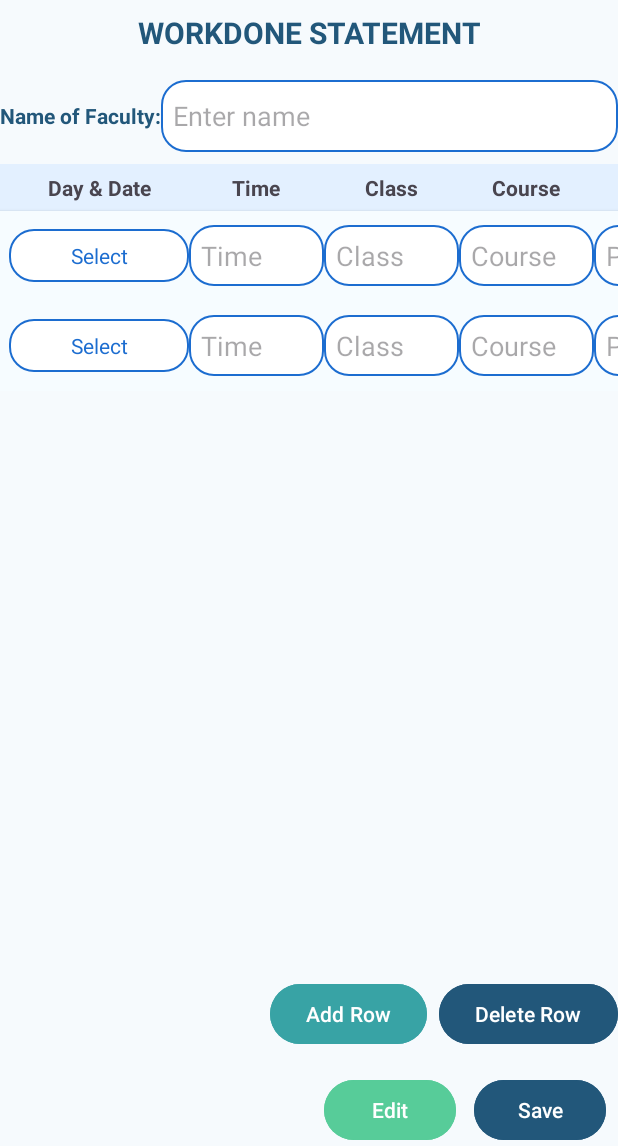
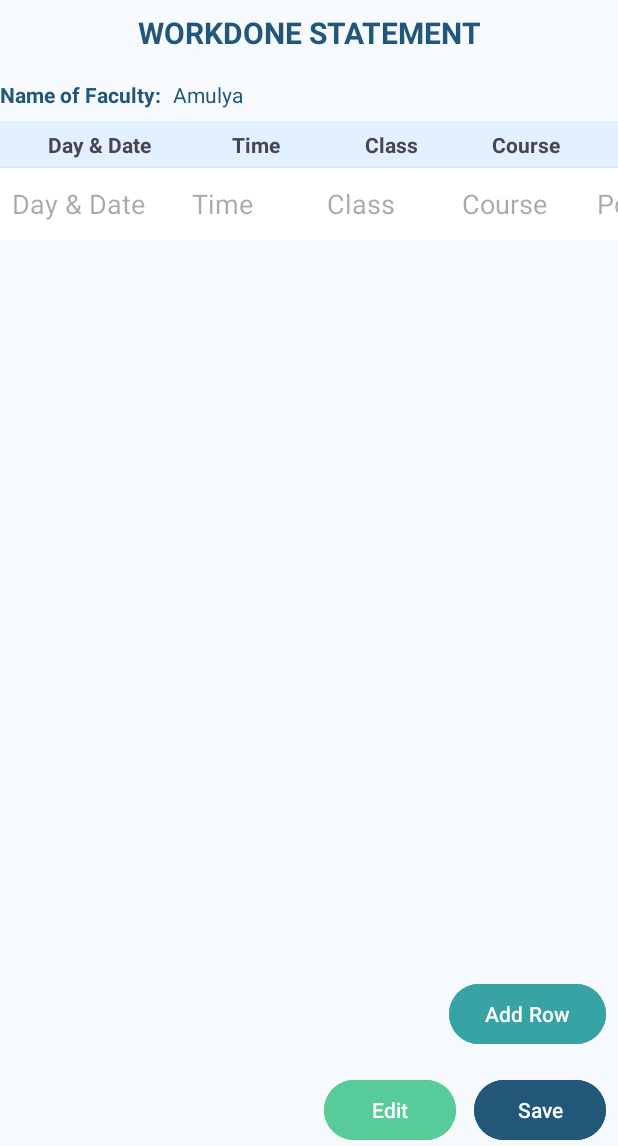
Before and after one commit to Amulya-R3008/Digital-Work-Diary, an Android app: the WorkDoneActivity screen opened directly, with no data from a screen before it, after a tap on "Edit", on a phone screen of 412 x 824 dp, the part 90-1236 px from its top. Run offline under Robolectric (Android 15) with nearby library versions, the phone set to English and light mode, and no system bars; 2 other taps on this screen came first.

Commit message:
design workdone

```diff
--- a/app/src/main/java/com/example/workdiary/WorkDoneActivity.java
+++ b/app/src/main/java/com/example/workdiary/WorkDoneActivity.java
@@ -1,16 +1,18 @@
 package com.example.workdiary;
 
 import android.os.Bundle;
+import android.view.View;
+import android.widget.Button;
+import android.widget.Toast;
 import androidx.appcompat.app.AppCompatActivity;
 import androidx.recyclerview.widget.LinearLayoutManager;
 import androidx.recyclerview.widget.RecyclerView;
-import android.widget.*;
-
 import java.util.*;
 
 public class WorkDoneActivity extends AppCompatActivity {
     private List<WorkdoneRow> rowList = new ArrayList<>();
     private WorkdoneAdapter adapter;
+    private boolean isEditMode = false;
 
     @Override
     protected void onCreate(Bundle savedInstanceState) {
@@ -19,29 +21,43 @@ public class WorkDoneActivity extends AppCompatActivity {
 
         RecyclerView rv = findViewById(R.id.rv_workdone);
         rv.setLayoutManager(new LinearLayoutManager(this));
-        adapter = new WorkdoneAdapter(rowList, pos -> {
-            rowList.remove(pos);
-            adapter.notifyItemRemoved(pos);
+        adapter = new WorkdoneAdapter(rowList, position -> {
+            rowList.remove(position);
+            adapter.notifyItemRemoved(position);
         });
         rv.setAdapter(adapter);
 
-        findViewById(R.id.btn_add_row).setOnClickListener(v -> {
-            rowList.add(new WorkdoneRow());
-            adapter.notifyItemInserted(rowList.size() - 1);
+        Button btnAddRow = findViewById(R.id.btn_add_row);
+        Button btnEdit = findViewById(R.id.btn_edit);
+        Button btnSave = findViewById(R.id.btn_save);
+
+        btnAddRow.setOnClickListener(v -> {
+            if (isEditMode) {
+                rowList.add(new WorkdoneRow());
+                adapter.notifyItemInserted(rowList.size() - 1);
+            }
+        });
+
+        btnAddRow.setVisibility(View.GONE);
+
+        btnEdit.setOnClickListener(v -> {
+            isEditMode = true;
+            btnAddRow.setVisibility(View.VISIBLE);
+            adapter.setEditMode(true);
+            adapter.notifyDataSetChanged();
+            Toast.makeText(this, "Edit mode enabled", Toast.LENGTH_SHORT).show();
+        });
+
+        btnSave.setOnClickListener(v -> {
+            isEditMode = false;
+            btnAddRow.setVisibility(View.GONE);
+            adapter.setEditMode(false);
+            adapter.notifyDataSetChanged();
+            Toast.makeText(this, "Saved!", Toast.LENGTH_SHORT).show();
         });
 
         // Optionally, prepopulate a row
         rowList.add(new WorkdoneRow());
         adapter.notifyItemInserted(0);
-
-        // Handle Edit/Save as needed
-        findViewById(R.id.btn_save).setOnClickListener(v -> {
-            // Save logic here
-            Toast.makeText(this, "Saved!", Toast.LENGTH_SHORT).show();
-        });
-        findViewById(R.id.btn_edit).setOnClickListener(v -> {
-            // Edit logic here
-            Toast.makeText(this, "Edit mode!", Toast.LENGTH_SHORT).show();
-        });
     }
 }
--- a/app/src/main/java/com/example/workdiary/WorkdoneAdapter.java
+++ b/app/src/main/java/com/example/workdiary/WorkdoneAdapter.java
@@ -1,118 +1,123 @@
 package com.example.workdiary;
 
-import android.app.DatePickerDialog;
 import android.text.Editable;
 import android.text.TextWatcher;
 import android.view.*;
-import android.widget.*;
+import android.widget.EditText;
+import android.widget.ImageButton;
 import androidx.annotation.NonNull;
 import androidx.recyclerview.widget.RecyclerView;
-import java.util.*;
+import java.util.List;
 
-public class WorkdoneAdapter extends RecyclerView.Adapter<WorkdoneAdapter.ViewHolder> {
-    private final List<WorkdoneRow> rows;
-    private final String[] remarksOptions = {
-            "Seminar", "Talk from Expert", "9/13", "2/10", "Seminar Hall"
-    };
+public class WorkdoneAdapter extends RecyclerView.Adapter<WorkdoneAdapter.WorkdoneViewHolder> {
+    private final List<WorkdoneRow> rowList;
+    private boolean isEditMode = false;
+    private final OnRowDeleteListener deleteListener;
 
     public interface OnRowDeleteListener {
         void onRowDelete(int position);
     }
 
-    private final OnRowDeleteListener deleteListener;
+    public WorkdoneAdapter(List<WorkdoneRow> rowList, OnRowDeleteListener deleteListener) {
+        this.rowList = rowList;
+        this.deleteListener = deleteListener;
+    }
 
-    public WorkdoneAdapter(List<WorkdoneRow> rows, OnRowDeleteListener listener) {
-        this.rows = rows;
-        this.deleteListener = listener;
+    public void setEditMode(boolean isEditMode) {
+        this.isEditMode = isEditMode;
     }
 
     @NonNull
     @Override
-    public ViewHolder onCreateViewHolder(@NonNull ViewGroup parent, int viewType) {
+    public WorkdoneViewHolder onCreateViewHolder(@NonNull ViewGroup parent, int viewType) {
         View v = LayoutInflater.from(parent.getContext())
                 .inflate(R.layout.item_workdone_row, parent, false);
-        return new ViewHolder(v);
+        return new WorkdoneViewHolder(v);
     }
 
     @Override
-    public void onBindViewHolder(@NonNull ViewHolder h, int pos) {
-        WorkdoneRow row = rows.get(pos);
+    public void onBindViewHolder(@NonNull WorkdoneViewHolder holder, int position) {
+        WorkdoneRow row = rowList.get(position);
 
-        h.tvDayDate.setText(row.dayDate.isEmpty() ? "Select" : row.dayDate);
-        h.etTime.setText(row.time);
-        h.etClass.setText(row.classSection);
-        h.etCourse.setText(row.course);
-        h.etPortion.setText(row.portion);
-        h.etStudents.setText(row.students);
+        holder.etDayDate.setText(row.dayDate);
+        holder.etTime.setText(row.time);
+        holder.etClass.setText(row.className);
+        holder.etCourse.setText(row.course);
+        holder.etPortion.setText(row.portion);
+        holder.etNo.setText(row.no);
+        holder.etRemarks.setText(row.remarks);
 
-        ArrayAdapter<String> adapter = new ArrayAdapter<>(h.spinnerRemarks.getContext(),
-                android.R.layout.simple_spinner_dropdown_item, remarksOptions);
-        h.spinnerRemarks.setAdapter(adapter);
-        int selIdx = Arrays.asList(remarksOptions).indexOf(row.remarks);
-        h.spinnerRemarks.setSelection(selIdx >= 0 ? selIdx : 0);
+        holder.clearWatchers();
 
-        h.tvDayDate.setOnClickListener(v -> {
-            Calendar c = Calendar.getInstance();
-            DatePickerDialog dp = new DatePickerDialog(v.getContext(),
-                    (view, year, month, day) -> {
-                        String date = String.format("%s\n%02d/%02d/%02d",
-                                getDayOfWeek(year, month, day), day, month + 1, year % 100);
-                        h.tvDayDate.setText(date);
-                        row.dayDate = date;
-                    },
-                    c.get(Calendar.YEAR), c.get(Calendar.MONTH), c.get(Calendar.DAY_OF_MONTH));
-            dp.show();
+        holder.etDayDate.addTextChangedListener(holder.getWatcher(s -> row.dayDate = s));
+        holder.etTime.addTextChangedListener(holder.getWatcher(s -> row.time = s));
+        holder.etClass.addTextChangedListener(holder.getWatcher(s -> row.className = s));
+        holder.etCourse.addTextChangedListener(holder.getWatcher(s -> row.course = s));
+        holder.etPortion.addTextChangedListener(holder.getWatcher(s -> row.portion = s));
+        holder.etNo.addTextChangedListener(holder.getWatcher(s -> row.no = s));
+        holder.etRemarks.addTextChangedListener(holder.getWatcher(s -> row.remarks = s));
+
+        holder.etDayDate.setEnabled(isEditMode);
+        holder.etTime.setEnabled(isEditMode);
+        holder.etClass.setEnabled(isEditMode);
+        holder.etCourse.setEnabled(isEditMode);
+        holder.etPortion.setEnabled(isEditMode);
+        holder.etNo.setEnabled(isEditMode);
+        holder.etRemarks.setEnabled(isEditMode);
+
+        // Show/hide delete (cross) button
+        holder.btnDelete.setVisibility(isEditMode ? View.VISIBLE : View.GONE);
+        holder.btnDelete.setOnClickListener(v -> {
+            int pos = holder.getAdapterPosition();
+            if (deleteListener != null && pos != RecyclerView.NO_POSITION) {
+                deleteListener.onRowDelete(pos);
+            }
         });
-
-        h.spinnerRemarks.setOnItemSelectedListener(new AdapterView.OnItemSelectedListener() {
-            @Override public void onItemSelected(AdapterView<?> parent, View v, int p, long id) {
-                row.remarks = remarksOptions[p];
-            }
-            @Override public void onNothingSelected(AdapterView<?> parent) {}
-        });
-
-        h.etTime.addTextChangedListener(new SimpleTextWatcher(s -> row.time = s));
-        h.etClass.addTextChangedListener(new SimpleTextWatcher(s -> row.classSection = s));
-        h.etCourse.addTextChangedListener(new SimpleTextWatcher(s -> row.course = s));
-        h.etPortion.addTextChangedListener(new SimpleTextWatcher(s -> row.portion = s));
-        h.etStudents.addTextChangedListener(new SimpleTextWatcher(s -> row.students = s));
-
-        h.btnDelete.setOnClickListener(v -> deleteListener.onRowDelete(pos));
     }
 
     @Override
-    public int getItemCount() { return rows.size(); }
+    public int getItemCount() {
+        return rowList.size();
+    }
 
-    static class ViewHolder extends RecyclerView.ViewHolder {
-        TextView tvDayDate;
-        EditText etTime, etClass, etCourse, etPortion, etStudents;
-        Spinner spinnerRemarks;
+    static class WorkdoneViewHolder extends RecyclerView.ViewHolder {
+        EditText etDayDate, etTime, etClass, etCourse, etPortion, etNo, etRemarks;
         ImageButton btnDelete;
-        ViewHolder(View v) {
-            super(v);
-            tvDayDate = v.findViewById(R.id.tv_day_date);
-            etTime = v.findViewById(R.id.et_time);
-            etClass = v.findViewById(R.id.et_class);
-            etCourse = v.findViewById(R.id.et_course);
-            etPortion = v.findViewById(R.id.et_portion);
-            etStudents = v.findViewById(R.id.et_students);
-            spinnerRemarks = v.findViewById(R.id.spinner_remarks);
-            btnDelete = v.findViewById(R.id.btn_delete);
+        private final TextWatcher[] watchers = new TextWatcher[7];
+
+        public WorkdoneViewHolder(@NonNull View itemView) {
+            super(itemView);
+            etDayDate = itemView.findViewById(R.id.et_day_date);
+            etTime = itemView.findViewById(R.id.et_time);
+            etClass = itemView.findViewById(R.id.et_class);
+            etCourse = itemView.findViewById(R.id.et_course);
+            etPortion = itemView.findViewById(R.id.et_portion);
+            etNo = itemView.findViewById(R.id.et_no);
+            etRemarks = itemView.findViewById(R.id.et_remarks);
+            btnDelete = itemView.findViewById(R.id.btn_delete_row);
+        }
+
+        void clearWatchers() {
+            EditText[] fields = {etDayDate, etTime, etClass, etCourse, etPortion, etNo, etRemarks};
+            for (int i = 0; i < fields.length; i++) {
+                if (watchers[i] != null) fields[i].removeTextChangedListener(watchers[i]);
+                watchers[i] = null;
+            }
+        }
+
+        TextWatcher getWatcher(java.util.function.Consumer<String> consumer) {
+            TextWatcher watcher = new TextWatcher() {
+                @Override public void beforeTextChanged(CharSequence s, int start, int count, int after) {}
+                @Override public void onTextChanged(CharSequence s, int start, int before, int count) {}
+                @Override public void afterTextChanged(Editable s) { consumer.accept(s.toString()); }
+            };
+            for (int i = 0; i < watchers.length; i++) {
+                if (watchers[i] == null) {
+                    watchers[i] = watcher;
+                    break;
+                }
+            }
+            return watcher;
         }
     }
-
-    private String getDayOfWeek(int year, int month, int day) {
-        Calendar cal = Calendar.getInstance();
-        cal.set(year, month, day);
-        String[] days = {"Sun", "Mon", "Tue", "Wed", "Thu", "Fri", "Sat"};
-        return days[cal.get(Calendar.DAY_OF_WEEK) - 1];
-    }
-
-    public static class SimpleTextWatcher implements TextWatcher {
-        private final java.util.function.Consumer<String> consumer;
-        public SimpleTextWatcher(java.util.function.Consumer<String> consumer) { this.consumer = consumer; }
-        @Override public void beforeTextChanged(CharSequence s, int st, int c, int a) {}
-        @Override public void onTextChanged(CharSequence s, int st, int b, int c) { consumer.accept(s.toString()); }
-        @Override public void afterTextChanged(Editable s) {}
-    }
 }
--- a/app/src/main/java/com/example/workdiary/WorkdoneRow.java
+++ b/app/src/main/java/com/example/workdiary/WorkdoneRow.java
@@ -3,9 +3,9 @@ package com.example.workdiary;
 public class WorkdoneRow {
     public String dayDate = "";
     public String time = "";
-    public String classSection = "";
+    public String className = "";
     public String course = "";
     public String portion = "";
-    public String students = "";
+    public String no = "";
     public String remarks = "";
 }
--- /dev/null
+++ b/app/src/main/res/drawable/table_cell_bg.xml
@@ -0,0 +1,8 @@
+<?xml version="1.0" encoding="utf-8"?>
+<selector xmlns:android="http://schemas.android.com/apk/res/android">
+    <shape xmlns:android="http://schemas.android.com/apk/res/android"
+        android:shape="rectangle">
+        <solid android:color="#FFFFFF"/>
+        <stroke android:width="1dp" android:color="#CCCCCC"/>
+    </shape>
+</selector>
--- a/app/src/main/res/layout/activity_home.xml
+++ b/app/src/main/res/layout/activity_home.xml
@@ -150,15 +150,15 @@
         <!-- Second row: Centered Topics Planner -->
         <LinearLayout
             android:id="@+id/tileTopicsPlanner"
-            android:layout_width="match_parent"
+            android:layout_width="185dp"
             android:layout_height="150dp"
+            android:layout_marginTop="8dp"
+            android:layout_marginBottom="8dp"
             android:background="@drawable/tile_background"
             android:clickable="true"
             android:focusable="true"
             android:gravity="center"
-            android:orientation="vertical"
-            android:layout_marginTop="8dp"
-            android:layout_marginBottom="8dp">
+            android:orientation="vertical">
 
             <ImageView
                 android:layout_width="64dp"
--- a/app/src/main/res/layout/activity_work_done.xml
+++ b/app/src/main/res/layout/activity_work_done.xml
@@ -25,7 +25,7 @@
         android:layout_height="wrap_content"
         android:layout_marginTop="8dp"/>
 
-    <!-- Faculty Name -->
+    <!-- Faculty Name (no border, just text) -->
     <LinearLayout
         android:orientation="horizontal"
         android:layout_width="match_parent"
@@ -41,15 +41,14 @@
             android:layout_width="wrap_content"
             android:layout_height="wrap_content"/>
 
-        <EditText
-            android:id="@+id/et_faculty"
-            android:layout_width="0dp"
-            android:layout_height="48dp"
-            android:minHeight="48dp"
-            android:layout_weight="1"
-            android:hint="Enter name"
-            android:background="@drawable/rounded_edittext"
-            android:padding="8dp"/>
+        <TextView
+            android:id="@+id/tv_faculty"
+            android:layout_width="wrap_content"
+            android:layout_height="wrap_content"
+            android:text="Amulya"
+            android:textColor="#22577A"
+            android:textStyle="normal"
+            android:layout_marginStart="8dp"/>
     </LinearLayout>
 
     <!-- Scrollable Table Area -->
@@ -100,7 +99,7 @@
         </HorizontalScrollView>
     </androidx.core.widget.NestedScrollView>
 
-    <!-- Add/Delete Row Buttons at the bottom -->
+    <!-- Add Row Button at the bottom (initially hidden) -->
     <LinearLayout
         android:orientation="horizontal"
         android:layout_width="match_parent"
@@ -116,15 +115,8 @@
             android:backgroundTint="#38A3A5"
             android:layout_width="wrap_content"
             android:layout_height="wrap_content"
-            android:layout_marginEnd="8dp"/>
-
-        <Button
-            android:id="@+id/btn_delete_row"
-            android:text="Delete Row"
-            android:textColor="#FFFFFF"
-            android:backgroundTint="#22577A"
-            android:layout_width="wrap_content"
-            android:layout_height="wrap_content"/>
+            android:layout_marginEnd="8dp"
+            android:visibility="gone"/>
     </LinearLayout>
 
     <!-- Edit and Save Buttons (Bottom right corner) -->
--- a/app/src/main/res/layout/item_workdone_row.xml
+++ b/app/src/main/res/layout/item_workdone_row.xml
@@ -1,87 +1,86 @@
 <LinearLayout xmlns:android="http://schemas.android.com/apk/res/android"
     android:orientation="horizontal"
-    android:background="#F6FCFF"
     android:layout_width="wrap_content"
     android:layout_height="wrap_content"
     android:gravity="center_vertical"
-    android:padding="6dp">
+    android:padding="0dp">
 
-    <TextView
-        android:id="@+id/tv_day_date"
+    <EditText
+        android:id="@+id/et_day_date"
         android:layout_width="120dp"
-        android:layout_height="wrap_content"
-        android:background="@drawable/rounded_edittext"
-        android:textColor="#1C6DD0"
-        android:gravity="center"
+        android:layout_height="48dp"
+        android:minHeight="48dp"
+        android:background="@android:color/transparent"
+        android:hint="Day &amp; Date"
         android:padding="8dp"
-        android:text="Day &amp; Date"
-        android:clickable="true"
-        android:focusable="true" />
+        android:textColor="#222222"/>
 
     <EditText
         android:id="@+id/et_time"
         android:layout_width="90dp"
-        android:layout_height="wrap_content"
+        android:layout_height="48dp"
+        android:minHeight="48dp"
+        android:background="@android:color/transparent"
         android:hint="Time"
-        android:background="@drawable/rounded_edittext"
-        android:padding="8dp"/>
+        android:padding="8dp"
+        android:textColor="#222222"/>
 
     <EditText
         android:id="@+id/et_class"
         android:layout_width="90dp"
-        android:layout_height="wrap_content"
+        android:layout_height="48dp"
+        android:minHeight="48dp"
+        android:background="@android:color/transparent"
         android:hint="Class"
-        android:background="@drawable/rounded_edittext"
-        android:padding="8dp"/>
+        android:padding="8dp"
+        android:textColor="#222222"/>
 
     <EditText
         android:id="@+id/et_course"
         android:layout_width="90dp"
-        android:layout_height="wrap_content"
+        android:layout_height="48dp"
+        android:minHeight="48dp"
+        android:background="@android:color/transparent"
         android:hint="Course"
-        android:background="@drawable/rounded_edittext"
-        android:padding="8dp"/>
+        android:padding="8dp"
+        android:textColor="#222222"/>
 
     <EditText
         android:id="@+id/et_portion"
         android:layout_width="130dp"
-        android:layout_height="wrap_content"
+        android:layout_height="48dp"
+        android:minHeight="48dp"
+        android:background="@android:color/transparent"
         android:hint="Portion"
-        android:background="@drawable/rounded_edittext"
-        android:padding="8dp"/>
+        android:padding="8dp"
+        android:textColor="#222222"/>
 
     <EditText
-        android:id="@+id/et_students"
+        android:id="@+id/et_no"
         android:layout_width="60dp"
-        android:layout_height="wrap_content"
+        android:layout_height="48dp"
+        android:minHeight="48dp"
+        android:background="@android:color/transparent"
         android:hint="No."
-        android:inputType="number"
-        android:background="@drawable/rounded_edittext"
-        android:padding="8dp"/>
+        android:padding="8dp"
+        android:textColor="#222222"/>
 
-    <TextView
-        android:id="@+id/tv_remarks"
+    <EditText
+        android:id="@+id/et_remarks"
         android:layout_width="120dp"
-        android:layout_height="wrap_content"
-        android:background="@drawable/rounded_edittext"
-        android:textColor="#FF9F1C"
-        android:gravity="center"
+        android:layout_height="48dp"
+        android:minHeight="48dp"
+        android:background="@android:color/transparent"
+        android:hint="Remarks"
         android:padding="8dp"
-        android:text="Remarks"
-        android:clickable="true"
-        android:focusable="true" />
-
-    <Spinner
-        android:id="@+id/spinner_remarks"
-        android:layout_width="0dp"
-        android:layout_height="0dp"
-        android:visibility="gone"/>
+        android:textColor="#222222"/>
 
     <ImageButton
-        android:id="@+id/btn_delete"
-        android:layout_width="48dp"
-        android:layout_height="48dp"
-        android:src="@android:drawable/ic_delete"
+        android:id="@+id/btn_delete_row"
+        android:layout_width="40dp"
+        android:layout_height="40dp"
+        android:src="@android:drawable/ic_menu_close_clear_cancel"
+        android:contentDescription="Delete Row"
         android:background="?attr/selectableItemBackgroundBorderless"
-        android:contentDescription="Delete row"/>
+        android:visibility="gone" />
 </LinearLayout>
```
